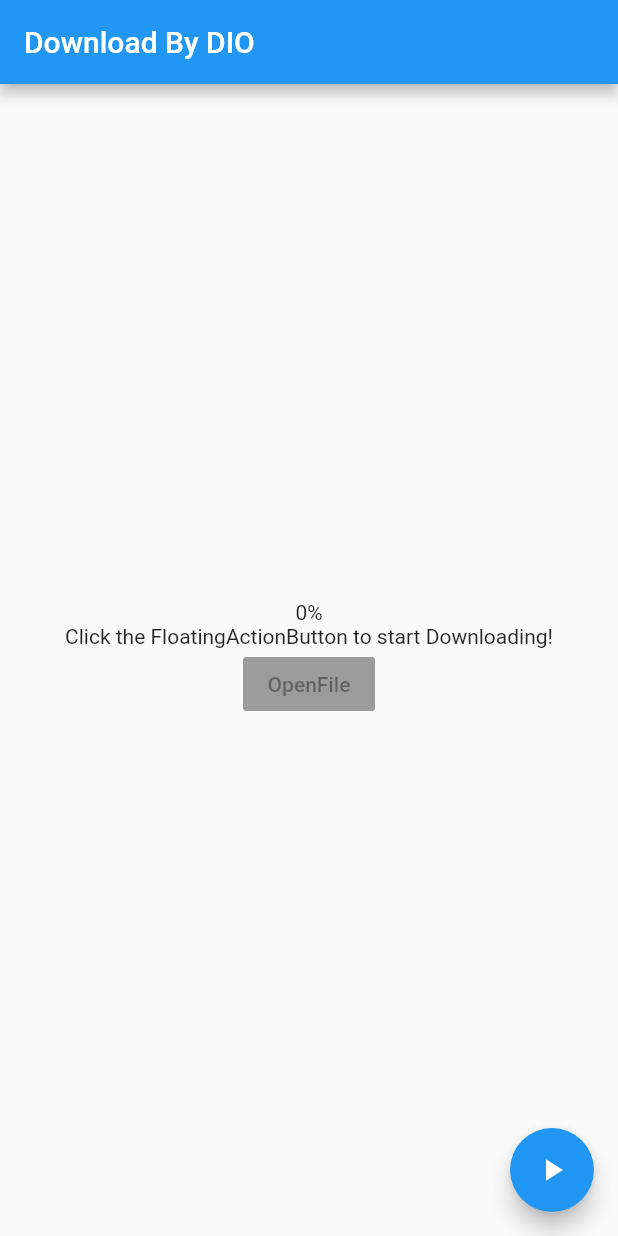
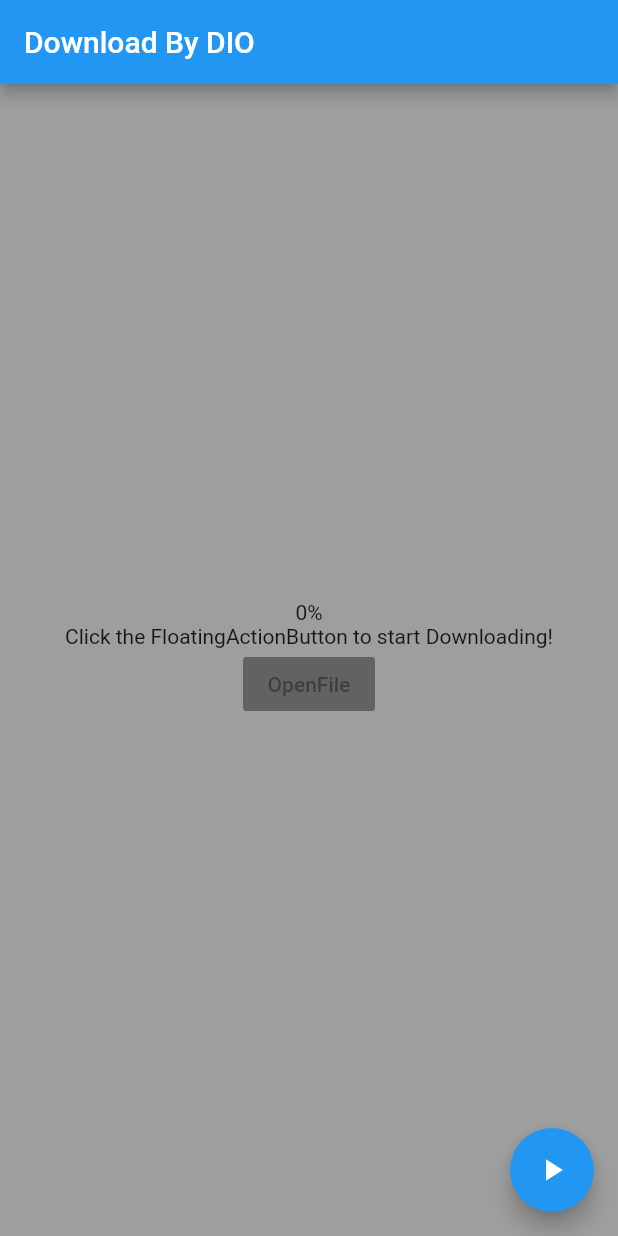
Before and after one commit to esmaeil-ahmadipour/flutter_download_dio, a Flutter app: the screen it shows after launch, on a phone screen of 412 x 824 dp. Run offline on Flutter 3.47's test engine with Material 2 defaults, Android fonts, the phone set to English and light mode, and no system bars; our stand-ins replace dio, open_file.

```diff
--- a/lib/home.dart
+++ b/lib/home.dart
@@ -21,9 +21,9 @@ class _MyHomePageState extends State<MyHomePage> {
   String path = '';
 
   String uri =
-      'https://ea2.ir/uploads/a977.png'; // url of the file to be downloaded
+      'https://ea2.ir/uploads/app-release.apk'; // url of the file to be downloaded
 
-  String filename = 'a977.png'; // file name that you desire to keep
+  String filename = 'app-release.apk'; // file name that you desire to keep
 
   // downloading logic is handled by this method
 
@@ -94,6 +94,7 @@ class _MyHomePageState extends State<MyHomePage> {
     print('build running');
 
     return Scaffold(
+      backgroundColor: Colors.grey,
       appBar: AppBar(
         title: Text('Download By DIO'),
       ),
```
Also changed, not shown: 1 other file.
